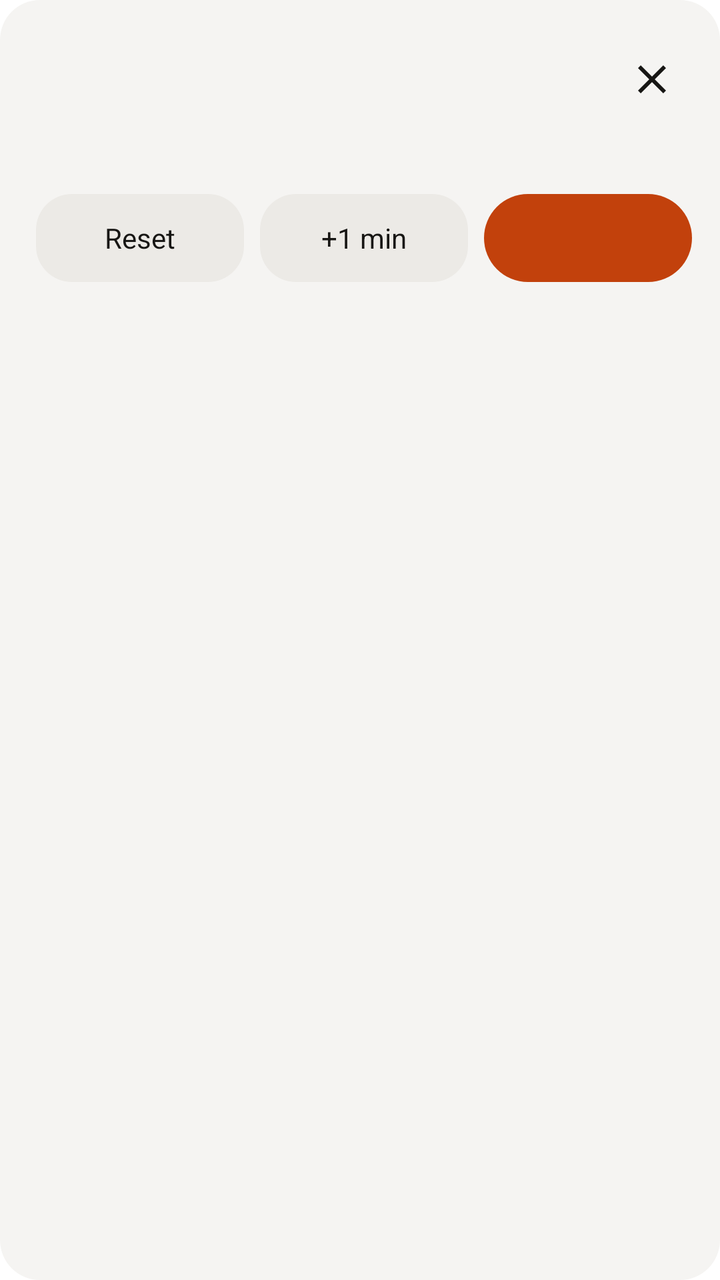
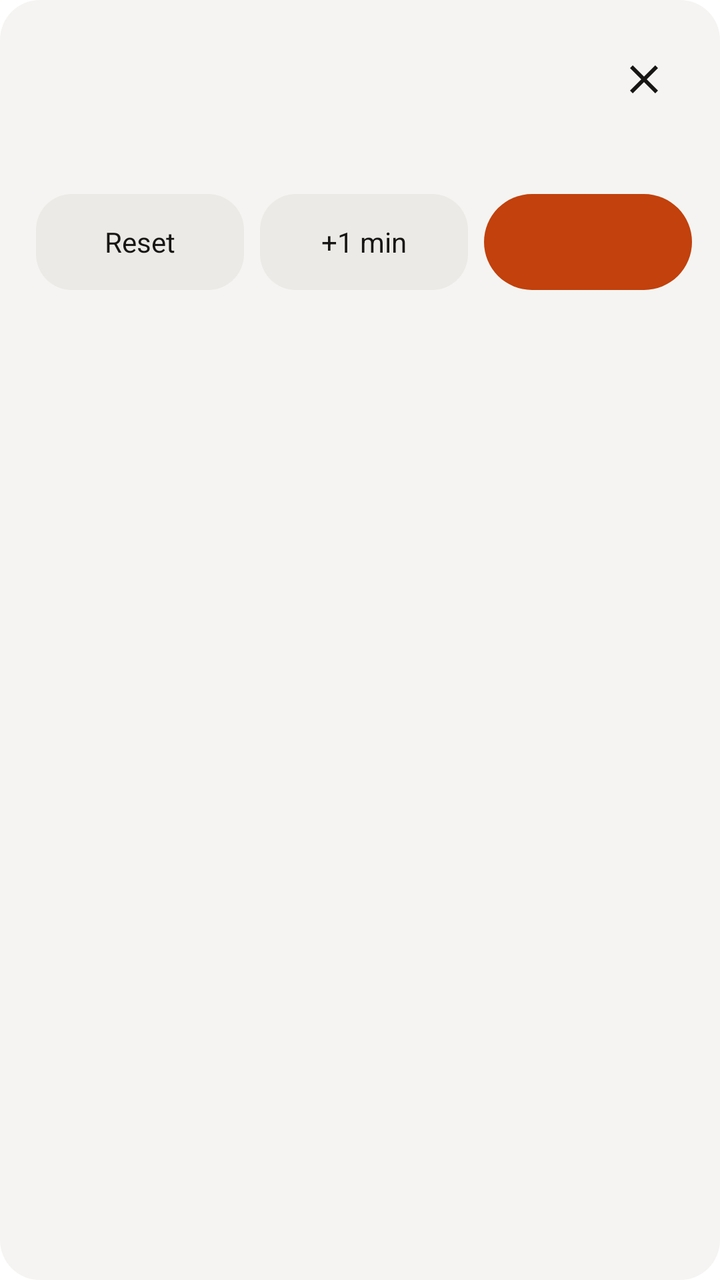

An Android layout rendered at two revisions. The XML below is the earlier revision; the diff shows what the commit changed to produce the second picture.
<!-- AndroidManifest.xml: application theme Theme.Saat -->
<!-- res/layout/item_zamanlayici.xml -->
<?xml version="1.0" encoding="utf-8"?>
<LinearLayout xmlns:android="http://schemas.android.com/apk/res/android"
    android:layout_width="match_parent"
    android:layout_height="wrap_content"
    android:layout_marginBottom="12dp"
    android:background="@drawable/bg_kart"
    android:orientation="vertical"
    android:paddingLeft="18dp"
    android:paddingTop="14dp"
    android:paddingRight="14dp"
    android:paddingBottom="14dp">

    <LinearLayout
        android:layout_width="match_parent"
        android:layout_height="wrap_content"
        android:gravity="center_vertical"
        android:orientation="horizontal">

        <TextView
            android:id="@+id/zKalan"
            android:layout_width="0dp"
            android:layout_height="wrap_content"
            android:layout_weight="1"
            android:fontFeatureSettings="tnum"
            android:includeFontPadding="false"
            android:textColor="@color/metin"
            android:textSize="44sp" />

        <ImageButton
            android:id="@+id/zSil"
            android:layout_width="40dp"
            android:layout_height="40dp"
            android:background="?attr/selectableItemBackgroundBorderless"
            android:contentDescription="@string/sil"
            android:src="@drawable/ic_kapat" />
    </LinearLayout>

    <TextView
        android:id="@+id/zToplam"
        android:layout_width="wrap_content"
        android:layout_height="wrap_content"
        android:layout_marginTop="2dp"
        android:textColor="@color/metin_ikincil"
        android:textSize="13sp" />

    <LinearLayout
        android:layout_width="match_parent"
        android:layout_height="wrap_content"
        android:layout_marginTop="12dp"
        android:orientation="horizontal">

        <TextView
            android:id="@+id/zSifirla"
            android:layout_width="0dp"
            android:layout_height="44dp"
            android:layout_weight="1"
            android:background="@drawable/bg_chip"
            android:backgroundTint="@color/ayrac"
            android:gravity="center"
            android:text="@string/sifirla"
            android:textColor="@color/metin"
            android:textSize="14sp" />

        <TextView
            android:id="@+id/zEkle"
            android:layout_width="0dp"
            android:layout_height="44dp"
            android:layout_marginLeft="8dp"
            android:layout_weight="1"
            android:background="@drawable/bg_chip"
            android:backgroundTint="@color/ayrac"
            android:gravity="center"
            android:text="@string/bir_dk_ekle"
            android:textColor="@color/metin"
            android:textSize="14sp" />

        <TextView
            android:id="@+id/zBaslat"
            android:layout_width="0dp"
            android:layout_height="44dp"
            android:layout_marginLeft="8dp"
            android:layout_weight="1"
            android:background="@drawable/bg_pill_buton"
            android:gravity="center"
            android:textSize="14sp"
            android:textStyle="bold" />
    </LinearLayout>
</LinearLayout>
<!-- resources referenced by this layout -->
<resources>
  <color name="ayrac">#ECEAE6</color>
  <color name="metin">#171614</color>
  <color name="metin_ikincil">#8A867E</color>
  <!-- drawable bg_chip (drawable) -->
  <?xml version="1.0" encoding="utf-8"?>
  <shape xmlns:android="http://schemas.android.com/apk/res/android" android:shape="rectangle">
      <solid android:color="@color/kart" />
      <corners android:radius="18dp" />
  </shape>
  <!-- drawable bg_kart (drawable) -->
  <?xml version="1.0" encoding="utf-8"?>
  <shape xmlns:android="http://schemas.android.com/apk/res/android" android:shape="rectangle">
      <solid android:color="@color/kart" />
      <corners android:radius="20dp" />
  </shape>
  <!-- drawable bg_pill_buton (drawable) -->
  <?xml version="1.0" encoding="utf-8"?>
  <shape xmlns:android="http://schemas.android.com/apk/res/android" android:shape="rectangle">
      <solid android:color="@color/vurgu" />
      <corners android:radius="28dp" />
  </shape>
  <!-- drawable ic_kapat (drawable) -->
  <?xml version="1.0" encoding="utf-8"?>
  <vector xmlns:android="http://schemas.android.com/apk/res/android"
      android:width="24dp" android:height="24dp"
      android:viewportWidth="24" android:viewportHeight="24"
      android:tint="@color/metin">
      <path android:fillColor="#FF000000"
          android:pathData="M19,6.41L17.59,5 12,10.59 6.41,5 5,6.41 10.59,12 5,17.59 6.41,19 12,13.41 17.59,19 19,17.59 13.41,12z"/>
  </vector>
  <string name="bir_dk_ekle">+1 min</string>
  <string name="sifirla">Reset</string>
  <string name="sil">Delete</string>
  <style name="Theme.Saat" parent="Theme.Ekosistem" />
  <color name="kart">#F5F4F2</color>
  <color name="vurgu">#C2410C</color>
  <style name="Theme.Ekosistem" parent="Theme.AppCompat.DayNight.NoActionBar">
          <item name="android:windowBackground">@color/zemin</item>
          <item name="android:statusBarColor">@color/zemin</item>
          <item name="android:navigationBarColor">@color/zemin</item>
          <item name="android:windowLightStatusBar" tools:targetApi="23">@bool/acik_tema</item>
          <item name="android:textColorPrimary">@color/metin</item>
          <item name="android:textColorSecondary">@color/metin_ikincil</item>
          <item name="colorAccent">@color/vurgu</item>
          <item name="colorControlActivated">@color/vurgu</item>
          <item name="android:textCursorDrawable">@null</item>
          <item name="colorBackgroundFloating">@color/kart</item>
      </style>
  <color name="zemin">#FFFFFF</color>
</resources>

<!-- the commit's change to res/layout/item_zamanlayici.xml (unified diff, before → after) -->
@@ -28,8 +28,8 @@
 
         <ImageButton
             android:id="@+id/zSil"
-            android:layout_width="40dp"
-            android:layout_height="40dp"
+            android:layout_width="48dp"
+            android:layout_height="48dp"
             android:background="?attr/selectableItemBackgroundBorderless"
             android:contentDescription="@string/sil"
             android:src="@drawable/ic_kapat" />
@@ -52,7 +52,7 @@
         <TextView
             android:id="@+id/zSifirla"
             android:layout_width="0dp"
-            android:layout_height="44dp"
+            android:layout_height="48dp"
             android:layout_weight="1"
             android:background="@drawable/bg_chip"
             android:backgroundTint="@color/ayrac"
@@ -64,7 +64,7 @@
         <TextView
             android:id="@+id/zEkle"
             android:layout_width="0dp"
-            android:layout_height="44dp"
+            android:layout_height="48dp"
             android:layout_marginLeft="8dp"
             android:layout_weight="1"
             android:background="@drawable/bg_chip"
@@ -77,7 +77,7 @@
         <TextView
             android:id="@+id/zBaslat"
             android:layout_width="0dp"
-            android:layout_height="44dp"
+            android:layout_height="48dp"
             android:layout_marginLeft="8dp"
             android:layout_weight="1"
             android:background="@drawable/bg_pill_buton"
